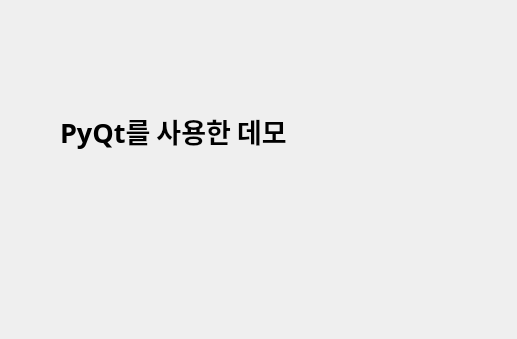
This is form1.ui in papasmf1/python1018 as Qt 5 draws it before an edit. The edited form follows.
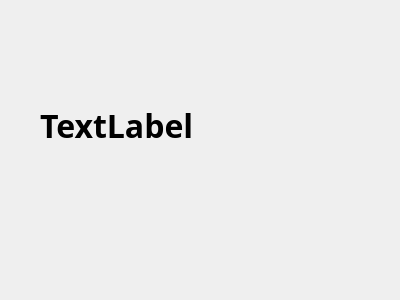
This is the edited form.

Commit message: Qt의 두번째 화면

Patch:
```diff
--- a/form1.ui
+++ b/form1.ui
@@ -6,8 +6,8 @@
    <rect>
     <x>0</x>
     <y>0</y>
-    <width>517</width>
-    <height>339</height>
+    <width>400</width>
+    <height>300</height>
    </rect>
   </property>
   <property name="windowTitle">
@@ -16,22 +16,22 @@
   <widget class="QLabel" name="label">
    <property name="geometry">
     <rect>
-     <x>60</x>
-     <y>60</y>
-     <width>371</width>
-     <height>141</height>
+     <x>40</x>
+     <y>70</y>
+     <width>291</width>
+     <height>111</height>
     </rect>
    </property>
    <property name="font">
     <font>
      <family>맑은 고딕</family>
-     <pointsize>20</pointsize>
+     <pointsize>24</pointsize>
      <weight>75</weight>
      <bold>true</bold>
     </font>
    </property>
    <property name="text">
-    <string>PyQt를 사용한 데모</string>
+    <string>TextLabel</string>
    </property>
   </widget>
  </widget>
```
The commit also changes 3 other files.
